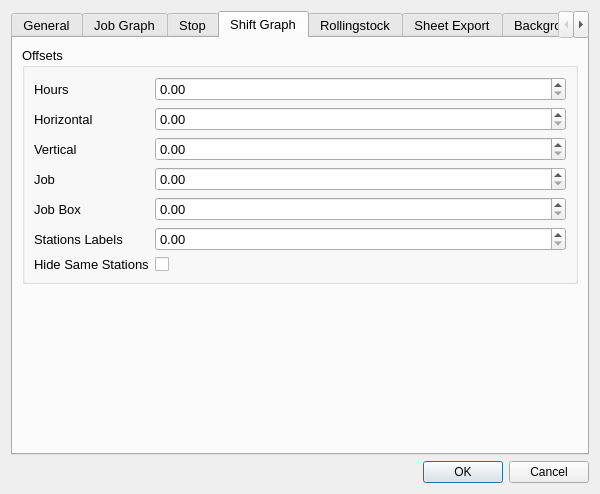
First picture: the form in src/settings/settingsdialog.ui, repository gfgit/ModelRailroadTimetablePlanner, before the edit.
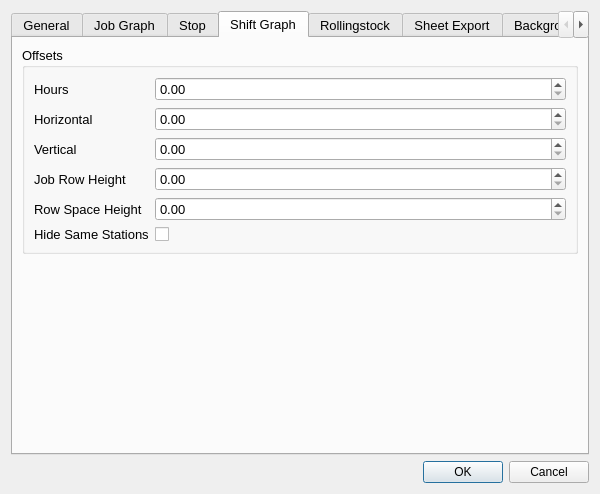
Second picture: the form after the edit. The open tabs and pages were chosen to show the change. Custom widgets are drawn as their Qt base class.

Commit message: SettingsDialog: better shift settings names

```diff
--- a/src/settings/settingsdialog.ui
+++ b/src/settings/settingsdialog.ui
@@ -681,7 +681,7 @@
           <item row="3" column="0">
            <widget class="QLabel" name="jobLabel">
             <property name="text">
-             <string>Job</string>
+             <string>Job Row Height</string>
             </property>
            </widget>
           </item>
@@ -691,7 +691,7 @@
           <item row="4" column="0">
            <widget class="QLabel" name="jobBoxLabel">
             <property name="text">
-             <string>Job Box</string>
+             <string>Row Space Height</string>
             </property>
            </widget>
           </item>
@@ -699,23 +699,13 @@
            <widget class="QDoubleSpinBox" name="shiftJobBoxOffsetSpin"/>
           </item>
           <item row="5" column="0">
-           <widget class="QLabel" name="stationsLabelsLabel">
-            <property name="text">
-             <string>Stations Labels</string>
-            </property>
-           </widget>
-          </item>
-          <item row="5" column="1">
-           <widget class="QDoubleSpinBox" name="shiftStLabelOffsetSpin"/>
-          </item>
-          <item row="6" column="0">
            <widget class="QLabel" name="hideSameStationsLabel">
             <property name="text">
              <string>Hide Same Stations</string>
             </property>
            </widget>
           </item>
-          <item row="6" column="1">
+          <item row="5" column="1">
            <widget class="QCheckBox" name="shiftHideSameStCheck"/>
           </item>
          </layout>
```
Left out of the diff: 12 changed lines with no effect on the pictures. The commit also changes 2 other files.
